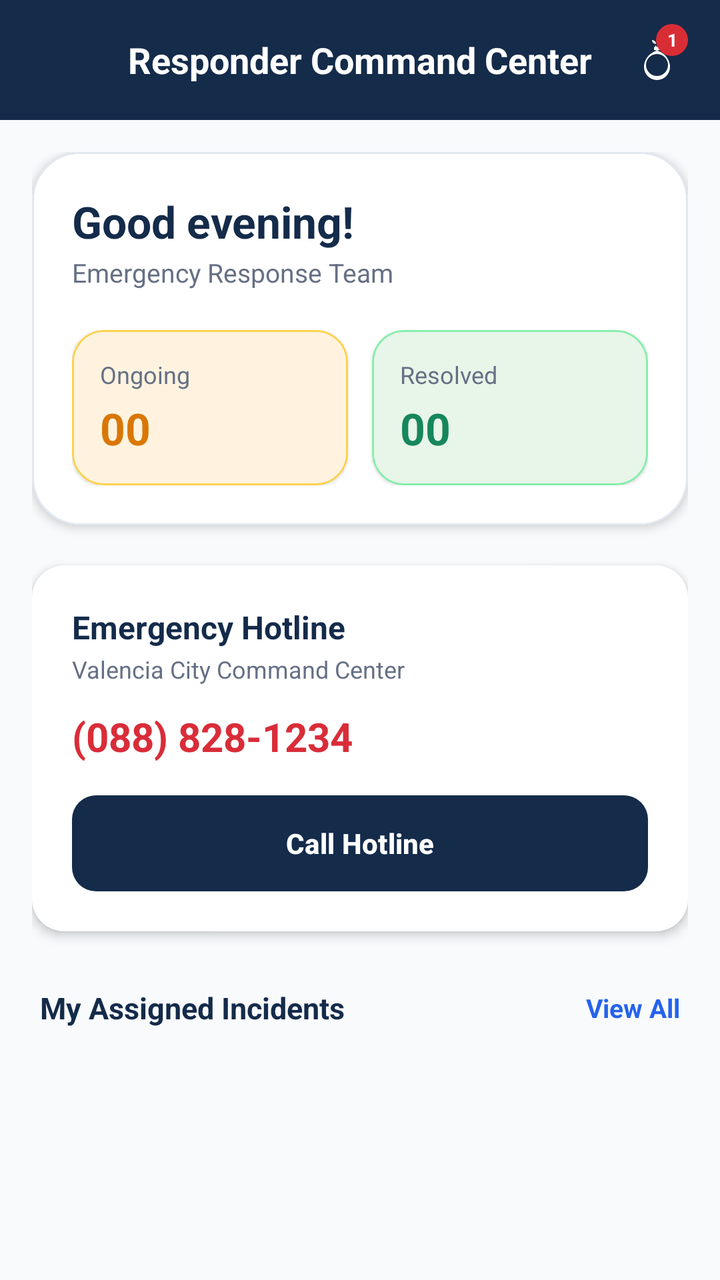
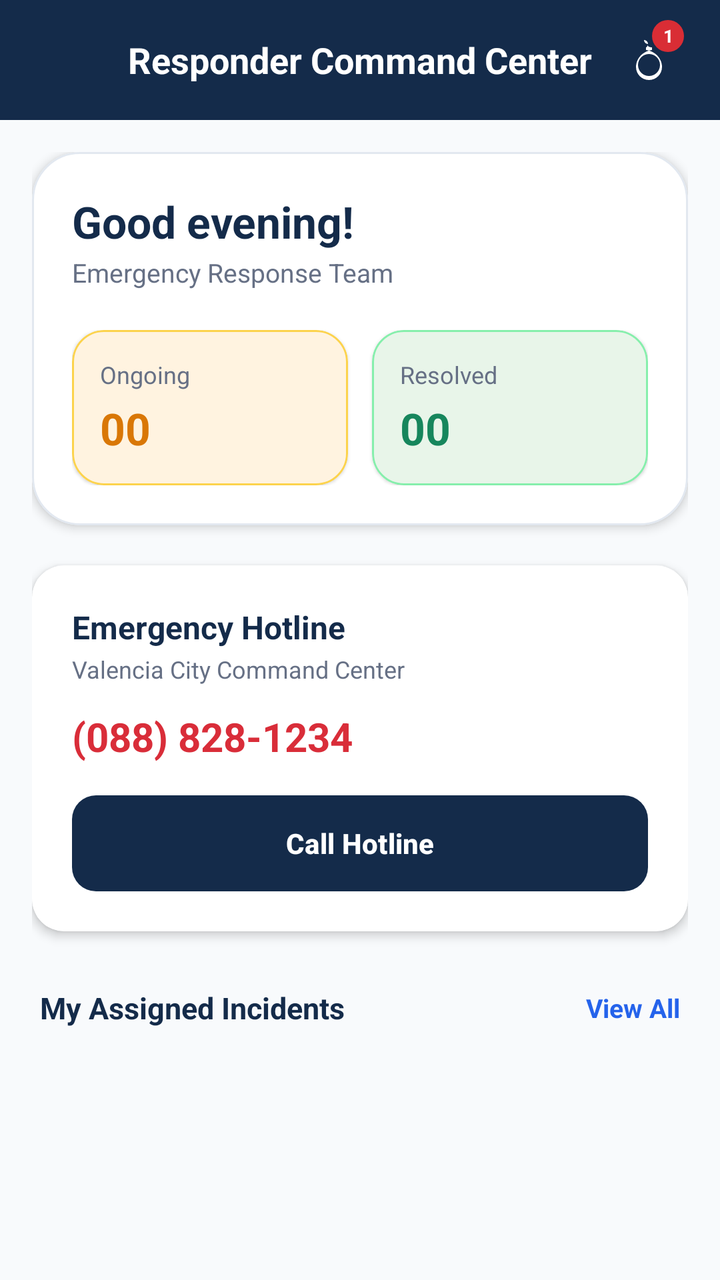

Compare the two renders of this Android layout. The source of the first and the diff that turns it into the second are given below.
<!-- AndroidManifest.xml: application theme Theme.ACCIDENTREPORTANDMONITORINGSYSTEM -->
<!-- res/layout/fragment_responder_home.xml -->
<?xml version="1.0" encoding="utf-8"?>
<LinearLayout xmlns:android="http://schemas.android.com/apk/res/android"
    xmlns:app="http://schemas.android.com/apk/res-auto"
    android:layout_width="match_parent"
    android:layout_height="match_parent"
    android:background="#F8FAFC"
    android:orientation="vertical">

    
    <RelativeLayout
        android:layout_width="match_parent"
        android:layout_height="60dp"
        android:background="@color/arms_navy"
        android:paddingHorizontal="16dp"
        app:elevation="2dp">

        <TextView
            android:layout_width="wrap_content"
            android:layout_height="wrap_content"
            android:layout_centerInParent="true"
            android:text="Responder Command Center"
            android:textColor="@color/arms_white"
            android:textSize="18sp"
            android:textStyle="bold" />

        <FrameLayout
            android:layout_width="wrap_content"
            android:layout_height="wrap_content"
            android:layout_alignParentEnd="true"
            android:layout_centerVertical="true">

            <ImageButton
                android:id="@+id/ibResponderHeaderBell"
                android:layout_width="36dp"
                android:layout_height="36dp"
                android:background="?attr/selectableItemBackgroundBorderless"
                android:contentDescription="Notifications"
                android:src="@drawable/ic_bell"
                app:tint="@color/arms_white" />

            <TextView
                android:id="@+id/tvResponderHeaderAlertBadge"
                android:layout_width="16dp"
                android:layout_height="16dp"
                android:layout_gravity="top|end"
                android:background="@drawable/bg_badge_red"
                android:gravity="center"
                android:text="1"
                android:textColor="@color/arms_white"
                android:textSize="9sp"
                android:textStyle="bold" />
        </FrameLayout>
    </RelativeLayout>

    <ScrollView
        android:layout_width="match_parent"
        android:layout_height="match_parent"
        android:clipToPadding="false"
        android:fillViewport="true"
        android:paddingBottom="24dp">

        <LinearLayout
            android:layout_width="match_parent"
            android:layout_height="wrap_content"
            android:orientation="vertical"
            android:padding="16dp">

            
            <com.google.android.material.card.MaterialCardView
                android:layout_width="match_parent"
                android:layout_height="wrap_content"
                app:cardBackgroundColor="@color/arms_card_bg"
                app:cardCornerRadius="24dp"
                app:cardElevation="3dp"
                app:strokeColor="#E2E8F0"
                app:strokeWidth="1dp">

                <LinearLayout
                    android:layout_width="match_parent"
                    android:layout_height="wrap_content"
                    android:orientation="vertical"
                    android:padding="20dp">

                    <TextView
                        android:layout_width="wrap_content"
                        android:layout_height="wrap_content"
                        android:text="Good evening!"
                        android:textColor="@color/arms_navy"
                        android:textSize="22sp"
                        android:textStyle="bold" />

                    <TextView
                        android:id="@+id/tvOfficeName"
                        android:layout_width="wrap_content"
                        android:layout_height="wrap_content"
                        android:layout_marginTop="2dp"
                        android:text="Emergency Response Team"
                        android:textColor="@color/arms_secondary_text"
                        android:textSize="13sp" />

                    
                    <LinearLayout
                        android:layout_width="match_parent"
                        android:layout_height="wrap_content"
                        android:layout_marginTop="20dp"
                        android:orientation="horizontal">

                        
                        <com.google.android.material.card.MaterialCardView
                            android:layout_width="0dp"
                            android:layout_height="wrap_content"
                            android:layout_marginEnd="6dp"
                            android:layout_weight="1"
                            app:cardBackgroundColor="#FFF3E0"
                            app:cardCornerRadius="16dp"
                            app:cardElevation="1dp"
                            app:strokeColor="#FCD34D"
                            app:strokeWidth="1dp">

                            <LinearLayout
                                android:layout_width="match_parent"
                                android:layout_height="wrap_content"
                                android:orientation="vertical"
                                android:padding="14dp">

                                <TextView
                                    android:layout_width="wrap_content"
                                    android:layout_height="wrap_content"
                                    android:text="Ongoing"
                                    android:textColor="@color/arms_secondary_text"
                                    android:textSize="12sp" />

                                <TextView
                                    android:id="@+id/tvCountOngoing"
                                    android:layout_width="wrap_content"
                                    android:layout_height="wrap_content"
                                    android:layout_marginTop="4dp"
                                    android:text="00"
                                    android:textColor="#D97706"
                                    android:textSize="22sp"
                                    android:textStyle="bold" />
                            </LinearLayout>
                        </com.google.android.material.card.MaterialCardView>

                        
                        <com.google.android.material.card.MaterialCardView
                            android:layout_width="0dp"
                            android:layout_height="wrap_content"
                            android:layout_marginStart="6dp"
                            android:layout_weight="1"
                            app:cardBackgroundColor="#E8F5E9"
                            app:cardCornerRadius="16dp"
                            app:cardElevation="1dp"
                            app:strokeColor="#86EFAC"
                            app:strokeWidth="1dp">

                            <LinearLayout
                                android:layout_width="match_parent"
                                android:layout_height="wrap_content"
                                android:orientation="vertical"
                                android:padding="14dp">

                                <TextView
                                    android:layout_width="wrap_content"
                                    android:layout_height="wrap_content"
                                    android:text="Resolved"
                                    android:textColor="@color/arms_secondary_text"
                                    android:textSize="12sp" />

                                <TextView
                                    android:id="@+id/tvCountResolved"
                                    android:layout_width="wrap_content"
                                    android:layout_height="wrap_content"
                                    android:layout_marginTop="4dp"
                                    android:text="00"
                                    android:textColor="@color/arms_green"
                                    android:textSize="22sp"
                                    android:textStyle="bold" />
                            </LinearLayout>
                        </com.google.android.material.card.MaterialCardView>

                    </LinearLayout>
                </LinearLayout>
            </com.google.android.material.card.MaterialCardView>

            
            <com.google.android.material.card.MaterialCardView
                android:id="@+id/cardResponderHotline"
                android:layout_width="match_parent"
                android:layout_height="wrap_content"
                android:layout_marginTop="20dp"
                android:layout_marginBottom="16dp"
                app:cardBackgroundColor="@color/arms_card_bg"
                app:cardCornerRadius="16dp"
                app:cardElevation="3dp"
                app:strokeWidth="0dp">

                <LinearLayout
                    android:layout_width="match_parent"
                    android:layout_height="wrap_content"
                    android:orientation="vertical"
                    android:padding="20dp">

                    <TextView
                        android:layout_width="wrap_content"
                        android:layout_height="wrap_content"
                        android:text="Emergency Hotline"
                        android:textColor="@color/arms_navy"
                        android:textSize="16sp"
                        android:textStyle="bold" />

                    <TextView
                        android:layout_width="wrap_content"
                        android:layout_height="wrap_content"
                        android:layout_marginTop="2dp"
                        android:text="Valencia City Command Center"
                        android:textColor="@color/arms_secondary_text"
                        android:textSize="12sp" />

                    <TextView
                        android:id="@+id/tvResponderHotlineNum"
                        android:layout_width="wrap_content"
                        android:layout_height="wrap_content"
                        android:layout_marginTop="12dp"
                        android:text="(088) 828-1234"
                        android:textColor="#D92D39"
                        android:textSize="20sp"
                        android:textStyle="bold" />

                    <com.google.android.material.button.MaterialButton
                        android:id="@+id/btnCallResponderHotline"
                        style="@style/Widget.ARMS.Button.Emergency"
                        android:layout_width="match_parent"
                        android:layout_height="48dp"
                        android:layout_marginTop="16dp"
                        android:text="Call Hotline"
                        android:textSize="14sp"
                        app:cornerRadius="12dp"
                        app:elevation="2dp" />
                </LinearLayout>
            </com.google.android.material.card.MaterialCardView>

            
            <RelativeLayout
                android:layout_width="match_parent"
                android:layout_height="wrap_content"
                android:layout_marginTop="12dp"
                android:paddingHorizontal="4dp">

                <TextView
                    android:layout_width="wrap_content"
                    android:layout_height="wrap_content"
                    android:text="My Assigned Incidents"
                    android:textColor="@color/arms_navy"
                    android:textSize="15sp"
                    android:textStyle="bold" />

                <TextView
                    android:id="@+id/tvViewAll"
                    android:layout_width="wrap_content"
                    android:layout_height="wrap_content"
                    android:layout_alignParentEnd="true"
                    android:layout_centerVertical="true"
                    android:text="View All"
                    android:textColor="#2563EB"
                    android:textSize="13sp"
                    android:textStyle="bold" />
            </RelativeLayout>

            
            <LinearLayout
                android:id="@+id/containerResponderActiveIncidents"
                android:layout_width="match_parent"
                android:layout_height="wrap_content"
                android:layout_marginTop="6dp"
                android:orientation="vertical">
            </LinearLayout>

        </LinearLayout>
    </ScrollView>
</LinearLayout>
<!-- resources referenced by this layout -->
<resources>
  <color name="arms_card_bg">#FFFFFF</color>
  <color name="arms_green">#16865C</color>
  <color name="arms_navy">#142B4A</color>
  <color name="arms_secondary_text">#667085</color>
  <color name="arms_white">#FFFFFF</color>
  <!-- drawable bg_badge_red (drawable) -->
  <?xml version="1.0" encoding="utf-8"?>
  <shape xmlns:android="http://schemas.android.com/apk/res/android"
      android:shape="oval">
      <solid android:color="#D92D35" />
      <size
          android:width="18dp"
          android:height="18dp" />
  </shape>
  <!-- drawable ic_bell (drawable) -->
  <vector xmlns:android="http://schemas.android.com/apk/res/android"
      android:width="24dp"
      android:height="24dp"
      android:viewportWidth="24"
      android:viewportHeight="24">
      <path
          android:fillColor="#14243A"
          android:pathData="M12,2A2,2 0 0,1 14,4C14,4.74 13.6,5.39 13,5.73V7C17.39,7.5 21,11.11 21,15.5A6.5,6.5 0 0,1 14.5,22A6.5,6.5 0 0,1 8,15.5C8,11.11 11.61,7.5 16,7V5.73C13.4,5.39 14,4.74 14,4A2,2 0 0,1 12,2M14.5,9C11.46,9 9,11.46 9,14.5C9,17.54 11.46,20 14.5,20C17.54,20 20,17.54 20,14.5C20,11.46 17.54,9 14.5,9Z" />
  </vector>
  <style name="Widget.ARMS.Button.Emergency" parent="Widget.Material3.Button">
          <item name="android:background">@drawable/bg_emergency_button</item>
          <item name="android:textColor">@color/arms_white</item>
          <item name="android:textSize">15sp</item>
          <item name="android:textStyle">bold</item>
          <item name="android:insetTop">0dp</item>
          <item name="android:insetBottom">0dp</item>
      </style>
  <style name="Theme.ACCIDENTREPORTANDMONITORINGSYSTEM" parent="Base.Theme.ACCIDENTREPORTANDMONITORINGSYSTEM" />
  <!-- drawable bg_emergency_button (drawable) -->
  <?xml version="1.0" encoding="utf-8"?>
  <ripple xmlns:android="http://schemas.android.com/apk/res/android"
      android:color="#33FFFFFF">
      <item>
          <shape android:shape="rectangle">
              <solid android:color="@color/arms_red" />
              <corners android:radius="12dp" />
          </shape>
      </item>
  </ripple>
  <style name="Base.Theme.ACCIDENTREPORTANDMONITORINGSYSTEM" parent="Theme.Material3.Light.NoActionBar">
          <item name="colorPrimary">@color/arms_navy</item>
          <item name="colorSecondary">@color/arms_red</item>
          <item name="android:windowBackground">@color/arms_background</item>
      </style>
  <color name="arms_red">#D92D35</color>
  <color name="arms_background">#F4F6F9</color>
</resources>

<!-- the commit's change to res/layout/fragment_responder_home.xml (unified diff, before → after) -->
@@ -8,6 +8,7 @@
 
     
     <RelativeLayout
+        android:id="@+id/rlResponderHeader"
         android:layout_width="match_parent"
         android:layout_height="60dp"
         android:background="@color/arms_navy"
@@ -15,6 +16,7 @@
         app:elevation="2dp">
 
         <TextView
+            android:id="@+id/tvResponderHeaderTitle"
             android:layout_width="wrap_content"
             android:layout_height="wrap_content"
             android:layout_centerInParent="true"
@@ -24,15 +26,16 @@
             android:textStyle="bold" />
 
         <FrameLayout
-            android:layout_width="wrap_content"
-            android:layout_height="wrap_content"
+            android:layout_width="44dp"
+            android:layout_height="44dp"
             android:layout_alignParentEnd="true"
             android:layout_centerVertical="true">
 
             <ImageButton
                 android:id="@+id/ibResponderHeaderBell"
-                android:layout_width="36dp"
-                android:layout_height="36dp"
+                android:layout_width="40dp"
+                android:layout_height="40dp"
+                android:layout_gravity="center"
                 android:background="?attr/selectableItemBackgroundBorderless"
                 android:contentDescription="Notifications"
                 android:src="@drawable/ic_bell"
@@ -43,6 +46,7 @@
                 android:layout_width="16dp"
                 android:layout_height="16dp"
                 android:layout_gravity="top|end"
+                android:layout_margin="2dp"
                 android:background="@drawable/bg_badge_red"
                 android:gravity="center"
                 android:text="1"
